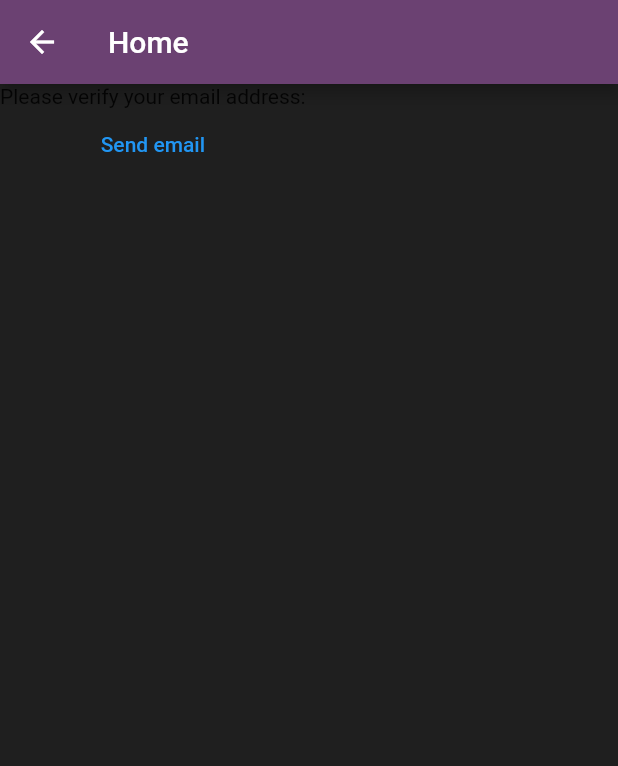
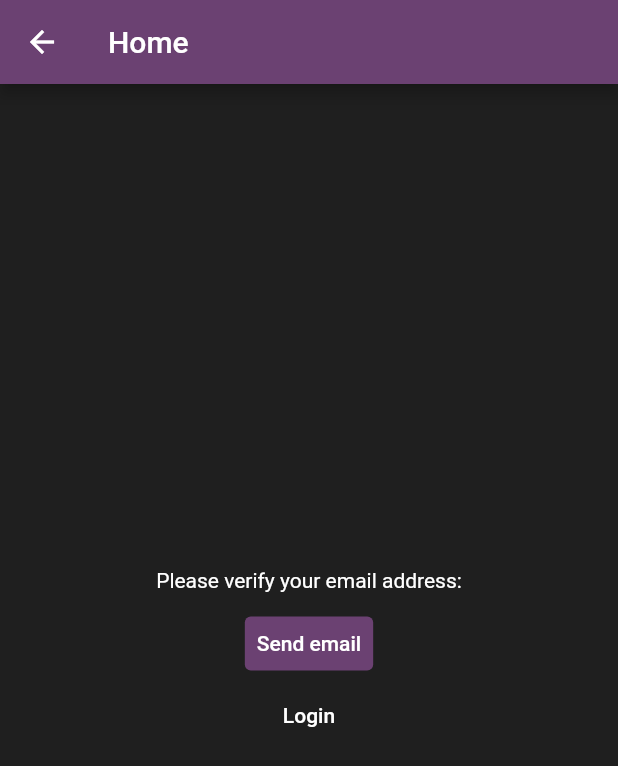
Before and after one commit to SunkenInTime/Boyant-Notes, a Flutter app: the VerifyEmailView screen opened directly, on a phone screen of 412 x 824 dp. Shown: the top 766 px of the screen. Run offline on Flutter 3.47's test engine with Material 2 defaults, Android fonts, the phone set to English and light mode, and no system bars; our stand-ins replace firebase_auth, firebase_core; accounts and stored records are empty; network calls fail.

Commit message:
Fixed bugs and optimized

```diff
--- /dev/null
+++ b/lib/constants/routes.dart
@@ -0,0 +1,3 @@
+const loginRoute = "/login/";
+const registerRoute = "/register/";
+const notesRoute = "/notes/";
--- a/lib/views/verify_email_view.dart
+++ b/lib/views/verify_email_view.dart
@@ -1,5 +1,7 @@
 import 'package:firebase_auth/firebase_auth.dart';
 import 'package:flutter/material.dart';
+import 'package:mynotes/constants/routes.dart';
+import 'package:mynotes/main.dart';
 
 class VerifyEmailView extends StatefulWidget {
   const VerifyEmailView({Key? key}) : super(key: key);
@@ -17,16 +19,39 @@ class _VerifyEmailViewState extends State<VerifyEmailView> {
         title: const Text("Home"),
         backgroundColor: const Color.fromARGB(255, 107, 65, 114),
       ),
-      body: Column(
-        children: [
-          const Text("Please verify your email address:"),
-          TextButton(
+      body: Center(
+        child: Column(
+          mainAxisAlignment: MainAxisAlignment.center,
+          children: [
+            const Text(
+              "Please verify your email address:",
+              textAlign: TextAlign.center,
+              style: TextStyle(color: Colors.white),
+            ),
+            createSpace(10),
+            TextButton(
+              style: TextButton.styleFrom(
+                primary: Colors.white,
+                backgroundColor: const Color.fromARGB(255, 107, 65, 114),
+              ),
               onPressed: () async {
                 final user = FirebaseAuth.instance.currentUser;
                 await user?.sendEmailVerification();
               },
-              child: const Text("Send email"))
-        ],
+              child: const Text("Send email"),
+            ),
+            TextButton(
+              onPressed: () {
+                Navigator.of(context)
+                    .pushNamedAndRemoveUntil(loginRoute, (route) => false);
+              },
+              child: const Text(
+                "Login",
+                style: TextStyle(color: Colors.white),
+              ),
+            )
+          ],
+        ),
       ),
     );
   }
```
Also changed, not shown: lib/main.dart (+11 -5 lines), lib/views/login_view.dart (+9 -32 lines), lib/views/register_view.dart (+8 -3 lines), 1 other file.
